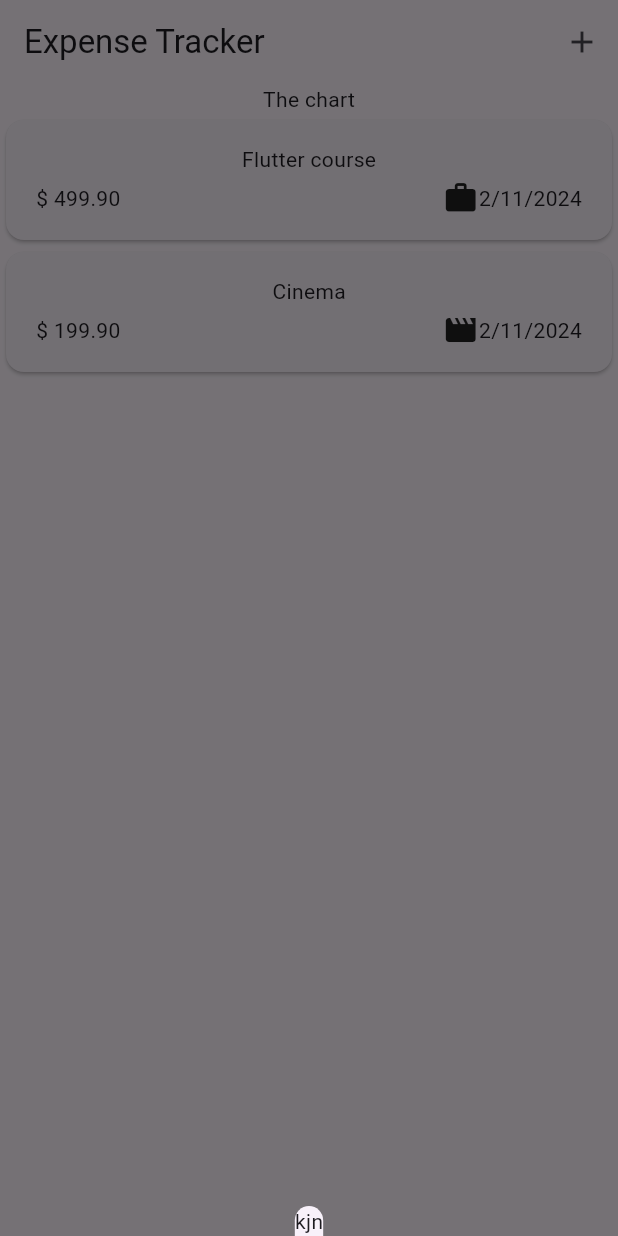
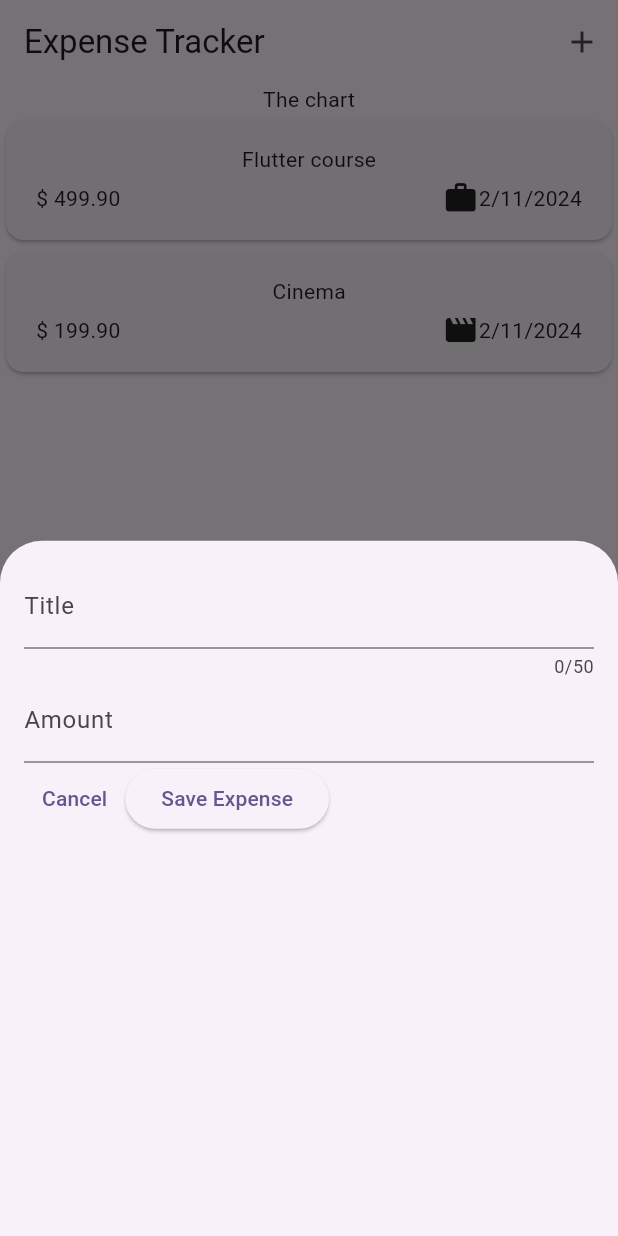
Before and after one commit to Anser47/Expense_Tracker, a Flutter app: the screen it shows after launch, after a tap on the "add" icon, on a phone screen of 412 x 824 dp. Run offline on Flutter 3.47's test engine with Material 3 defaults, Android fonts, the phone set to English and light mode, and no system bars.

Commit message:
new_expense file added

```diff
--- a/lib/widget/expense.dart
+++ b/lib/widget/expense.dart
@@ -1,5 +1,6 @@
 import 'package:expense_tracker/widget/expenses_list/expenses_list.dart';
 import 'package:expense_tracker/model/expense_model.dart';
+import 'package:expense_tracker/widget/new_expense.dart';
 import 'package:flutter/material.dart';
 
 class Expenses extends StatefulWidget {
@@ -23,10 +24,14 @@ class _ExpensesState extends State<Expenses> {
         category: Category.leisure),
   ];
   void _openAddExpenseOverlay() {
-    showModalBottomSheet(context: context, builder: (ctx) {
-      return Text('kjn');
-    },);
+    showModalBottomSheet(
+      context: context,
+      builder: (ctx) {
+        return NewExpense();
+      },
+    );
   }
+
   @override
   Widget build(BuildContext context) {
     return Scaffold(
--- /dev/null
+++ b/lib/widget/new_expense.dart
@@ -0,0 +1,55 @@
+import 'package:flutter/material.dart';
+
+class NewExpense extends StatefulWidget {
+  const NewExpense({super.key});
+
+  @override
+  State<NewExpense> createState() => _NewExpenseState();
+}
+
+class _NewExpenseState extends State<NewExpense> {
+  final _texEditingController = TextEditingController();
+  final _amountEditingController = TextEditingController();
+  @override
+  void dispose() {
+    // TODO: implement dispose
+    _texEditingController.dispose();
+    _amountEditingController.dispose();
+    super.dispose();
+  }
+
+  @override
+  Widget build(BuildContext context) {
+    return Padding(
+      padding: const EdgeInsets.all(16),
+      child: Column(
+        children: [
+          TextField(
+            controller: _texEditingController,
+            maxLength: 50,
+            decoration: const InputDecoration(label: Text('Title')),
+          ),
+          TextField(
+            controller: _texEditingController,
+            decoration: const InputDecoration(
+              prefix: Text('\$ '),
+              label: Text('Amount'),
+            ),
+            keyboardType: TextInputType.number,
+          ),
+          Row(
+            children: [
+              TextButton(
+                  onPressed: () {
+                    Navigator.of(context).pop();
+                  },
+                  child: const Text('Cancel')),
+              ElevatedButton(
+                  onPressed: () {}, child: const Text('Save Expense'))
+            ],
+          )
+        ],
+      ),
+    );
+  }
+}
```
